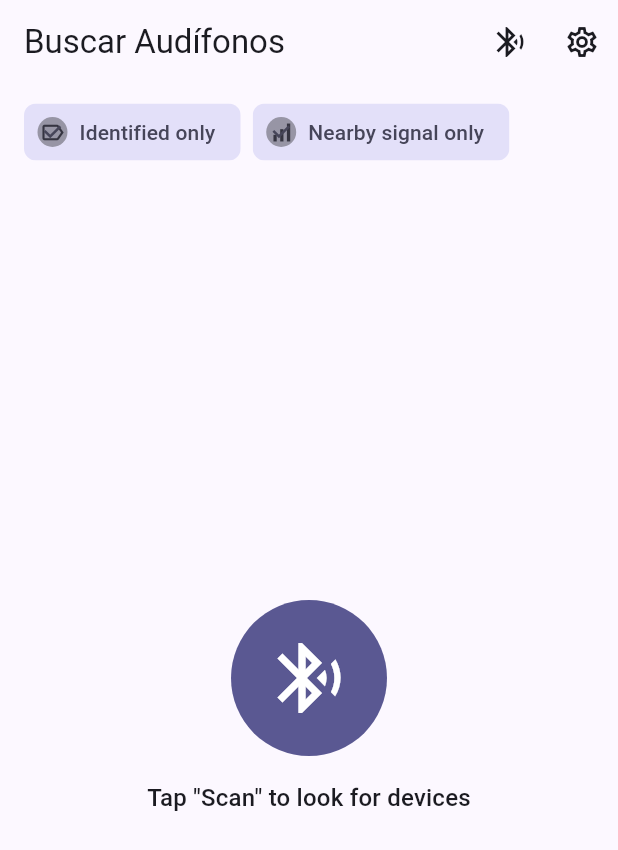
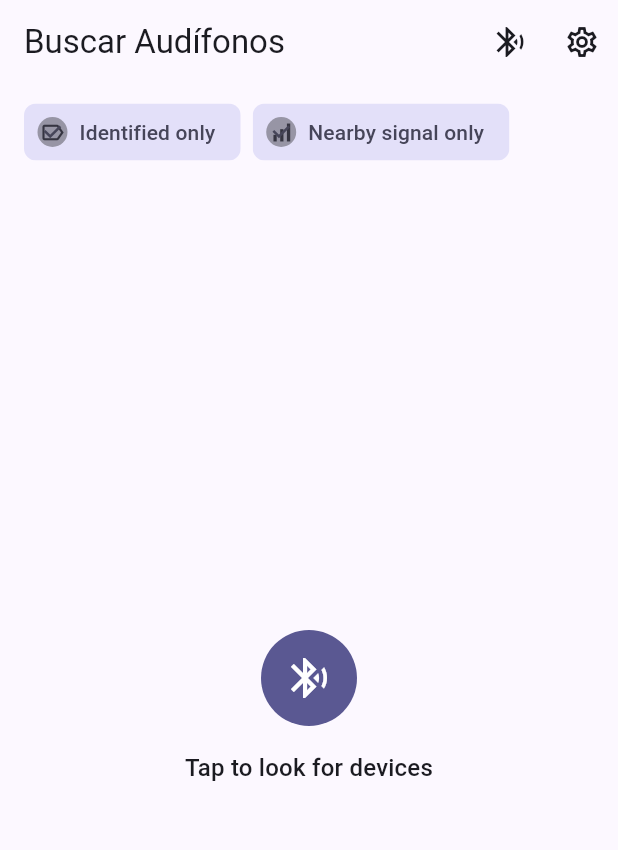
Before and after one commit to alejandrosahonero/app-buscar-audifonos, a Flutter app: the screen it shows after launch, on a phone screen of 412 x 824 dp. Shown: the top 850 px of the screen. Run offline on Flutter 3.47's test engine with Material 3 defaults, Android fonts, the phone set to English and light mode, and no system bars; our stand-ins replace audioplayers, firebase_core, firebase_crashlytics, flutter_blue_plus, flutter_riverpod, flutter_secure_storage and 6 more; accounts and stored records are empty; generated files the repository leaves out were written again; statements that could not run were skipped.

Commit message:
fix(finder): keep every row the same height, and shrink the empty-state button
A row with no chips was rendering shorter than its neighbours, so the list
jumped as devices went quiet and came back. The chip line is now reserved
whether or not there is anything to put in it — and the placeholder is a real
chip with the ink taken off rather than an empty box, because the height was
never the actual problem: ListTile lays title and subtitle out from their
baselines, and a subtitle with no text in it has none. The fallback pulls the
two together until the tile switches to its compact layout, which is the
shorter card that was showing up.

The empty state's button drops from 56 to 32 and its text is now just "Pulsa
para buscar dispositivos" — it is the primary action there, not the subject of
the screen.

Co-Authored-By: Claude Opus 5 <noreply@anthropic.com>

```diff
--- a/lib/features/bluetooth_finder/presentation/screens/scanner_screen.dart
+++ b/lib/features/bluetooth_finder/presentation/screens/scanner_screen.dart
@@ -429,12 +429,12 @@ class _ScanInvitation extends StatelessWidget {
         child: Column(
           mainAxisSize: MainAxisSize.min,
           children: <Widget>[
-            // Sized well past the 48 dp minimum: it is the primary action of an
-            // otherwise empty screen.
+            // Comfortably past the 48 dp minimum without dominating the
+            // screen: it is the primary action here, not the subject.
             IconButton.filled(
               onPressed: onPressed,
-              iconSize: 56,
-              padding: const EdgeInsets.all(AppSpacing.lg),
+              iconSize: 32,
+              padding: const EdgeInsets.all(AppSpacing.md),
               icon: const Icon(Icons.bluetooth_searching),
               tooltip: context.l10n.finderScanStart,
             ),
--- a/lib/l10n/app_en.arb
+++ b/lib/l10n/app_en.arb
@@ -29,7 +29,7 @@
   "finderScanStop": "Stop",
   "finderScanningTitle": "Looking for devices…",
   "finderScanningMessage": "Hold your phone and walk slowly around the room.",
-  "finderEmptyTitle": "Tap \"Scan\" to look for devices",
+  "finderEmptyTitle": "Tap to look for devices",
   "finderFavoritesTitle": "Favourites",
   "finderOtherDevicesTitle": "Other devices",
   "finderFavoriteActions": "{name} options",
--- a/lib/l10n/app_es.arb
+++ b/lib/l10n/app_es.arb
@@ -67,7 +67,7 @@
   "finderScanStop": "Detener",
   "finderScanningTitle": "Buscando dispositivos…",
   "finderScanningMessage": "Mantén el móvil en la mano y muévete despacio por la habitación.",
-  "finderEmptyTitle": "Pulsa \"Escanear\" para buscar dispositivos",
+  "finderEmptyTitle": "Pulsa para buscar dispositivos",
   "@finderEmptyTitle": {
     "description": "Estado vacío de la lista mientras no se ha escaneado todavía"
   },
```
Also changed, not shown: lib/features/bluetooth_finder/presentation/widgets/device_identity_view.dart (+12 -0 lines), lib/features/bluetooth_finder/presentation/widgets/device_tile.dart (+35 -4 lines), 2 other files.
